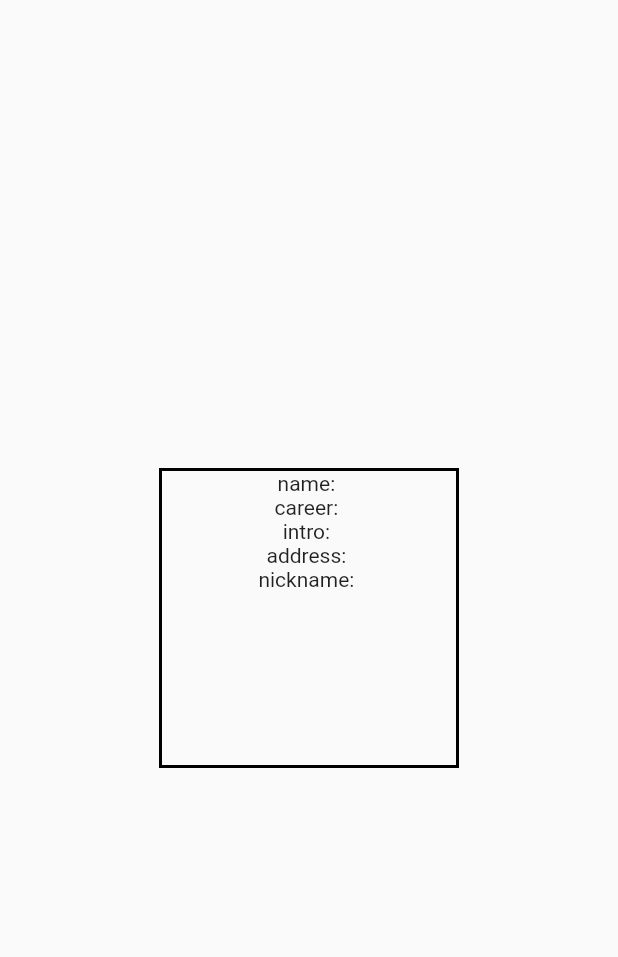
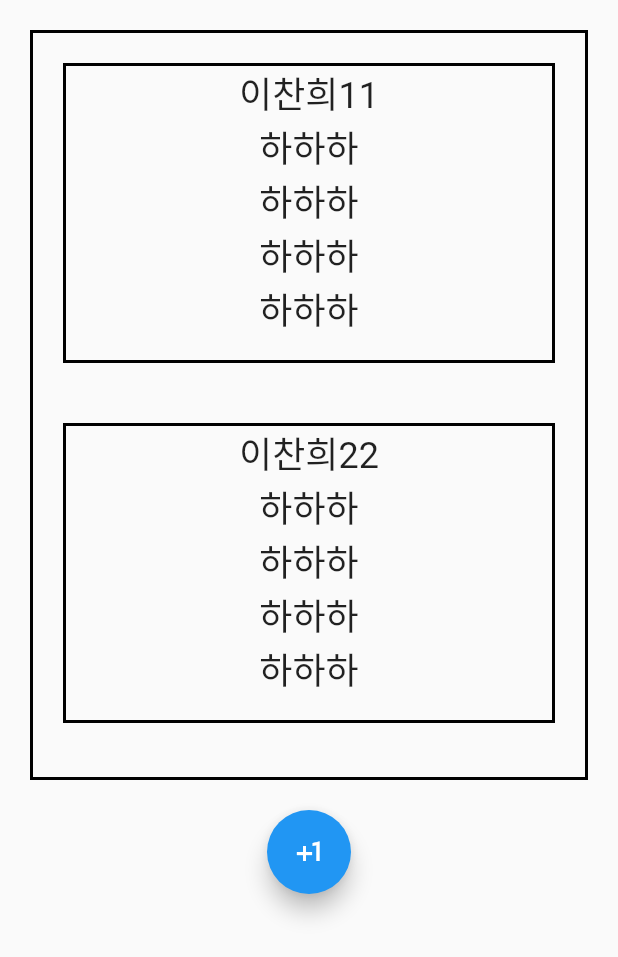
Before and after one commit to ValueProducer/sparta-miniproject, a Flutter app: the screen it shows after launch, after a tap on "로그인", on a phone screen of 412 x 824 dp. Shown: the top 957 px of the screen. Run offline on Flutter 3.47's test engine with Material 2 defaults, Android fonts, the phone set to English and light mode, and no system bars; our stand-ins replace image_picker.

Commit message:
20220322

```diff
--- a/miniproject/lib/camera_widget.dart
+++ b/miniproject/lib/camera_widget.dart
@@ -1,6 +1,9 @@
 import 'dart:io';
 import 'package:flutter/material.dart';
 import 'package:image_picker/image_picker.dart';
+import 'package:provider/src/provider.dart';
+import 'package:test/classservice.dart';
+import 'package:test/mainpage.dart';
 
 class Registerclass extends StatefulWidget {
   @override
@@ -249,6 +252,9 @@ class register_class extends State<Registerclass> {
                   print(class_int);
                   setState(() {
                     _formKey.currentState!.save();
+                    classservice class_service = context.read<classservice>();
+                    class_service.createclass(
+                        name, career, intro, class_tar, class_int);
                     Navigator.pop(context);
                   });
                 }
@@ -341,43 +347,3 @@ class register_class extends State<Registerclass> {
     Navigator.pop(context);
   }
 }
-
-class daily_class {
-  String name = '';
-  String career = '';
-  String intro = '';
-  String class_tar = '';
-  String class_int = '';
-  daily_class(
-    this.name,
-    this.career,
-    this.intro,
-    this.class_tar,
-    this.class_int,
-  ); // 생성자
-}
-
-class BucketService extends ChangeNotifier {
-  List<daily_class> class_list = [
-    daily_class('이찬희', '하하하', '하하하', '하하하', '하하하'), // 더미(dummy) 데이터
-  ]; //ChangeNotifier : 변경된 데이터에 대해 알람을 보낸다
-
-  /// bucket 추가
-  void createBucket(String name, String career, String intro, String class_tar,
-      String class_int) {
-    class_list.add(daily_class(name, career, intro, class_tar, class_int));
-    notifyListeners(); // 갱신 = Consumer<BucketService>의 builder 부분만 새로고침
-  }
-
-  /// bucket 수정
-  // void updateBucket(daily_class class_, int index) {
-  //   class_list[index] = ;
-  //   notifyListeners();
-  // }
-
-  /// bucket 삭제
-  void deleteclass(int index) {
-    class_list.removeAt(index);
-    notifyListeners();
-  }
-}
--- /dev/null
+++ b/miniproject/lib/classservice.dart
@@ -0,0 +1,30 @@
+import 'package:flutter/material.dart';
+import 'camera_widget.dart';
+import 'main.dart';
+import 'mainpage.dart';
+
+class classservice extends ChangeNotifier {
+  List<daily_class> class_list = [
+    daily_class('이찬희11', '하하하', '하하하', '하하하', '하하하'),
+    daily_class('이찬희22', '하하하', '하하하', '하하하', '하하하'), // 더미(dummy) 데이터
+  ]; //ChangeNotifier : 변경된 데이터에 대해 알람을 보낸다
+
+  /// bucket 추가
+  void createclass(String name, String career, String intro, String class_tar,
+      String class_int) {
+    class_list.add(daily_class(name, career, intro, class_tar, class_int));
+    notifyListeners(); // 갱신 = Consumer<BucketService>의 builder 부분만 새로고침
+  }
+
+  /// bucket 수정
+  // void updateBucket(daily_class class_, int index) {
+  //   class_list[index] = ;
+  //   notifyListeners();
+  // }
+
+  /// bucket 삭제
+  void deleteclass(int index) {
+    class_list.removeAt(index);
+    notifyListeners();
+  }
+}
--- a/miniproject/lib/main.dart
+++ b/miniproject/lib/main.dart
@@ -1,11 +1,30 @@
 import 'package:flutter/material.dart';
+import 'package:provider/provider.dart';
 import 'package:test/loginpage.dart';
 import 'package:test/mainpage.dart';
 import 'camera_widget.dart';
+import 'classservice.dart';
+import 'package:flutter/cupertino.dart';
 
 void main() {
-  runApp(MaterialApp(
-    title: "Pick Image Camera",
-    home: Loginpage(),
-  ));
+  runApp(
+    MultiProvider(
+      providers: [
+        ChangeNotifierProvider(create: (context) => classservice()),
+      ],
+      child: const MyApp(),
+    ),
+  );
 }
+
+class MyApp extends StatelessWidget {
+  const MyApp({Key? key}) : super(key: key);
+
+  @override
+  Widget build(BuildContext context) {
+    return MaterialApp(
+      debugShowCheckedModeBanner: false,
+      home: Loginpage(),
+    );
+  }
+}
--- a/miniproject/lib/mainpage.dart
+++ b/miniproject/lib/mainpage.dart
@@ -1,5 +1,7 @@
 import 'package:flutter/cupertino.dart';
 import 'package:flutter/material.dart';
+import 'package:provider/provider.dart';
+import 'package:test/classservice.dart';
 import 'camera_widget.dart';
 import 'loginpage.dart';
 
@@ -11,6 +13,7 @@ class Mainpage extends StatefulWidget {
 }
 
 class MainpageState extends State<Mainpage> {
+  List<daily_class> class_list = classservice().class_list;
   String name = '';
   String career = '';
   String intro = '';
@@ -18,45 +21,90 @@ class MainpageState extends State<Mainpage> {
   String class_int = '';
   @override
   Widget build(BuildContext context) {
+    return Builder(builder: (
+      context,
+    ) {
+      return Consumer<classservice>(builder: (context, classservice, child) {
+        List<daily_class> class_list = classservice.class_list;
         return Scaffold(
           body: Center(
-        child: GestureDetector(
-          onTap: () {
-            Navigator.push(
+            child: Column(
+              children: [
+                Container(
+                  height: 500,
+                  margin: EdgeInsets.all(20),
+                  alignment: Alignment.center,
+                  decoration: BoxDecoration(
+                      border: Border.all(color: Colors.black, width: 2)),
+                  child: class_list.isEmpty
+                      ? Center(child: Text("클래스를 등록해주세요"))
+                      : ListView.builder(
+                          itemCount: class_list.length, // bucketList 개수 만큼 보여주기
+                          itemBuilder: (context, index) {
+                            var class_num = class_list[index];
+                            String name = class_num.name;
+                            String career = class_num.career;
+                            String intro = class_num.intro;
+                            String class_tar = class_num.class_tar;
+                            String class_int = class_num.class_int;
+                            return Container(
+                              decoration: BoxDecoration(
+                                  border: Border.all(
+                                      width: 2, color: Colors.black)),
+                              height: 200,
+                              width: double.infinity,
+                              margin: EdgeInsets.all(20),
+                              child: Column(
+                                children: [
+                                  Text(name, style: TextStyle(fontSize: 24)),
+                                  Text(career, style: TextStyle(fontSize: 24)),
+                                  Text(intro, style: TextStyle(fontSize: 24)),
+                                  Text(class_tar,
+                                      style: TextStyle(fontSize: 24)),
+                                  Text(class_int,
+                                      style: TextStyle(fontSize: 24)),
+                                ],
+                                // 버킷 리스트 할 일
+
+                                // 삭제 아이콘 버튼
+                              ),
+                            );
+                          },
+                        ),
+                ),
+                FloatingActionButton(
+                  onPressed: () async {
+                    await Navigator.push(
                       context,
                       MaterialPageRoute(
                         builder: (context) => Registerclass(),
                       ),
                     );
                   },
-          child: Container(
-            alignment: Alignment.center,
-            height: 200,
-            width: 200,
-            decoration: BoxDecoration(
-                border: Border.all(color: Colors.black, width: 2)),
-            child: renderValues(),
+                  child: Icon(
+                    Icons.plus_one_outlined,
                   ),
+                )
+              ],
             ),
           ),
         );
+      });
+    });
+  }
 }
 
-  renderValues() {
-    return Column(
-      children: [
-        Text('name: $name'),
-        Text('career: $career'),
-        Text(
-          'intro: $intro',
-        ),
-        Text(
-          'address: $class_tar',
-        ),
-        Text(
-          'nickname: $class_int',
-        ),
-      ],
-    );
+class daily_class {
+  String name = '';
+  String career = '';
+  String intro = '';
+  String class_tar = '';
+  String class_int = '';
+  daily_class(
+    this.name,
+    this.career,
+    this.intro,
+    this.class_tar,
+    this.class_int,
+  ); // 생성자
 }
-}
--- a/miniproject/pubspec.yaml
+++ b/miniproject/pubspec.yaml
@@ -34,6 +34,7 @@ dependencies:
   # The following adds the Cupertino Icons font to your application.
   # Use with the CupertinoIcons class for iOS style icons.
   cupertino_icons: ^1.0.2
+  provider: ^6.0.2
 
 dev_dependencies:
   image_picker: ^0.8.3+3
```
Also changed, not shown: miniproject/pubspec.lock. Lines whose indentation alone changed are shown as unchanged.
